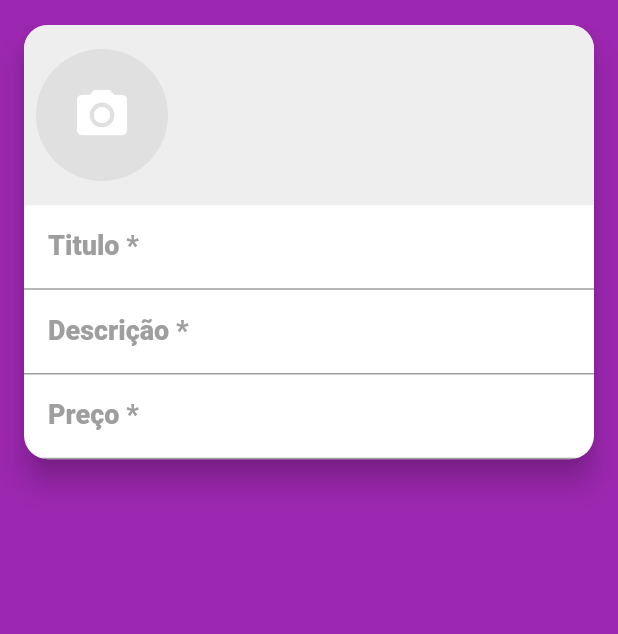
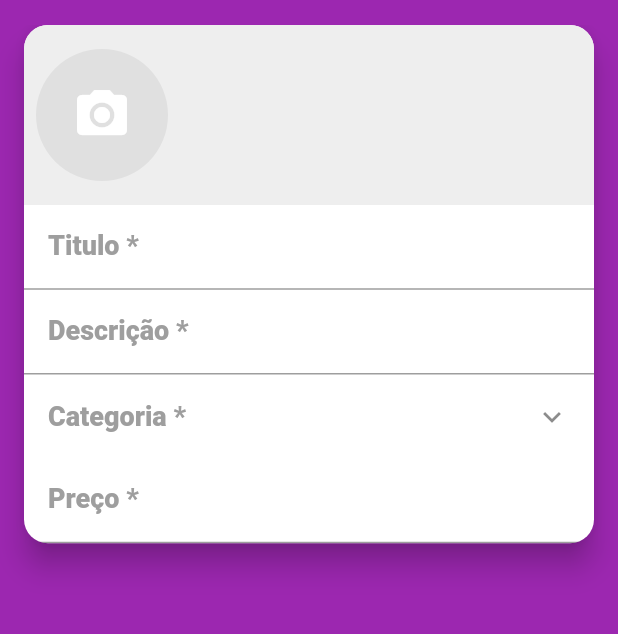
Before and after one commit to rafaellfx/xlo_mobx, a Flutter app: the CreateScreen screen opened directly, on a phone screen of 412 x 824 dp, the part 59-693 px from its top. Run offline on Flutter 3.47's test engine with Material 2 defaults, Android fonts, the phone set to English and light mode, and no system bars; our stand-ins replace brasil_fields, flutter_mobx, get_it, image_cropper, image_picker, mobx and 2 more; missing offline and left inert: dart:ffi; accounts and stored records are empty; generated files the repository leaves out were written again; network calls fail; statements that could not run were skipped.

Commit message:
Criando campo categoria

```diff
--- /dev/null
+++ b/lib/screens/create/components/category_field.dart
@@ -0,0 +1,54 @@
+import 'package:flutter/material.dart';
+import 'package:flutter_mobx/flutter_mobx.dart';
+import 'package:xlo_mobx/screens/category/category_screen.dart';
+import 'package:xlo_mobx/store/create_store.dart';
+
+class CategoryField extends StatelessWidget {
+  final CreateStore createStore;
+
+  CategoryField(this.createStore);
+
+  @override
+  Widget build(BuildContext context) {
+    return Observer(builder: (_) {
+      return ListTile(
+        title: Text(
+          'Categoria *',
+          style: createStore.category == null
+              ? TextStyle(
+                  fontWeight: FontWeight.w800,
+                  color: Colors.grey,
+                  fontSize: 18,
+                )
+              : TextStyle(
+                  fontWeight: FontWeight.w700,
+                  color: Colors.grey,
+                  fontSize: 14,
+                ),
+        ),
+        subtitle: createStore.category == null
+            ? null
+            : Text(
+                '${createStore.category.description}',
+                style: TextStyle(
+                  color: Colors.black,
+                  fontSize: 17,
+                ),
+              ),
+        trailing: Icon(Icons.keyboard_arrow_down),
+        onTap: () async {
+          final category = await showDialog(
+            context: context,
+            builder: (_) => CategoryScreen(
+              showAll: false,
+              selected: createStore.category,
+            ),
+          );
+          if (category != null) {
+            createStore.setCategory(category);
+          }
+        },
+      );
+    });
+  }
+}
--- a/lib/screens/create/create_screen.dart
+++ b/lib/screens/create/create_screen.dart
@@ -2,22 +2,17 @@
 import 'package:flutter/material.dart';
 import 'package:flutter/services.dart';
 import 'package:xlo_mobx/components/custom_drawer/custom_drawer.dart';
+import 'package:xlo_mobx/screens/create/components/category_field.dart';
 import 'package:xlo_mobx/screens/create/components/images_field.dart';
 import 'package:xlo_mobx/store/create_store.dart';
 
 class CreateScreen extends StatelessWidget {
-
-
   final CreateStore createStore = CreateStore();
 
   @override
   Widget build(BuildContext context) {
-
     final labelStyle = TextStyle(
-        fontWeight: FontWeight.w800,
-        color: Colors.grey,
-        fontSize: 18
-    );
+        fontWeight: FontWeight.w800, color: Colors.grey, fontSize: 18);
 
     final contentPadding = const EdgeInsets.fromLTRB(16, 10, 12, 10);
 
@@ -40,8 +35,7 @@
               decoration: InputDecoration(
                   labelText: 'Titulo *',
                   labelStyle: labelStyle,
-                contentPadding: contentPadding
-              ),
+                  contentPadding: contentPadding),
             ),
             TextFormField(
               decoration: InputDecoration(
@@ -51,6 +45,7 @@
               ),
               maxLines: null,
             ),
+            CategoryField(createStore),
             TextFormField(
               decoration: InputDecoration(
                 labelText: 'Preço *',
```
Also changed, not shown: lib/main.dart (+8 -10 lines), lib/screens/category/category_screen.dart (added, +80 -0 lines), lib/store/category_store.dart (added, +44 -0 lines), lib/store/create_store.dart (+7 -0 lines), lib/store/category_store.g.dart (added), lib/store/create_store.g.dart. Lines whose indentation alone changed are shown as unchanged.
